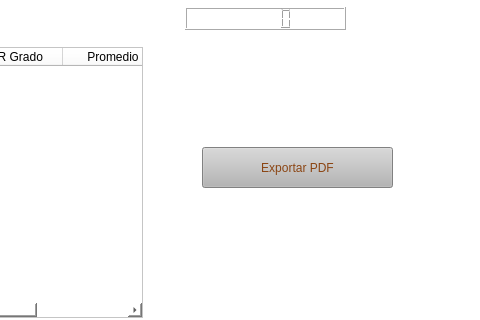
The window that frontend/boletas.ui (RaulPonce1605/BibliotecaVirtual) describes before a commit, drawn with Qt 5; both pictures show x 338 to 818 and y 383 to 703 of the 818 by 703 pixel window.
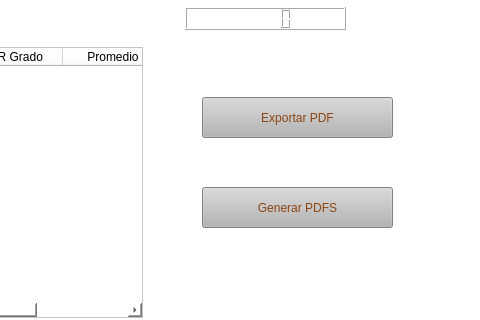
The same window after the commit. Icons and pictures are not drawn.

Commit message: Implementacion de hilos al generar boletas de forma masiva

```diff
--- a/frontend/boletas.ui
+++ b/frontend/boletas.ui
@@ -577,7 +577,7 @@
    <property name="geometry">
     <rect>
      <x>540</x>
-     <y>530</y>
+     <y>480</y>
      <width>191</width>
      <height>41</height>
     </rect>
@@ -591,6 +591,24 @@
     <string>Exportar PDF</string>
    </property>
   </widget>
+  <widget class="QPushButton" name="pushButton_registrar_2">
+   <property name="geometry">
+    <rect>
+     <x>540</x>
+     <y>570</y>
+     <width>191</width>
+     <height>41</height>
+    </rect>
+   </property>
+   <property name="styleSheet">
+    <string notr="true">background-color: rgb(181, 181, 181);
+font: 700 15pt &quot;Segoe UI&quot;;
+color: #8B4513;</string>
+   </property>
+   <property name="text">
+    <string>Generar PDFS</string>
+   </property>
+  </widget>
  </widget>
  <resources/>
  <connections/>
```
The commit also changes 8 other files.
